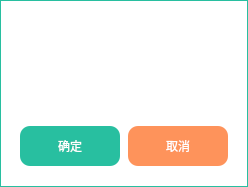
This is confirm.ui in CodePupil-min/eems as Qt 5 draws it before an edit. The edited form follows.
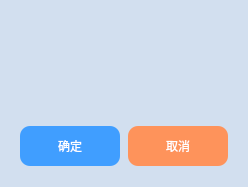
This is the edited form.

Diff of the .ui file:
```diff
--- a/confirm.ui
+++ b/confirm.ui
@@ -21,7 +21,7 @@
   </property>
   <property name="styleSheet">
    <string notr="true">#confirm{
-	background-color: rgb(255, 255, 255);
+	background-color: #D2DFEF
 }
 
 </string>
@@ -42,10 +42,7 @@
    <item>
     <widget class="QWidget" name="wid" native="true">
      <property name="styleSheet">
-      <string notr="true">#wid
-{
-border:1px solid #28BFA0;
-}</string>
+      <string notr="true"/>
      </property>
      <layout class="QVBoxLayout" name="verticalLayout_2">
       <item>
@@ -116,7 +113,7 @@
 color:white;
 }
 #ok{
-background-color:#28BFA0;
+background-color:#409EFF
 }
 #ok:hover{
 background-color:#14CDAB
```
Left out of the diff: 4 changed lines with no effect on the pictures.
